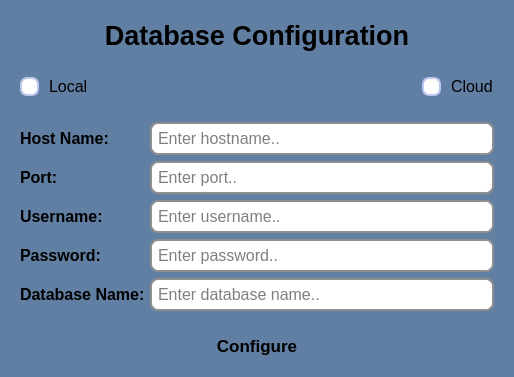
This is databasesetupdialog.ui in Nicholauswarobi/Business-Keeper-Software as Qt 5 draws it before an edit. The edited form follows.
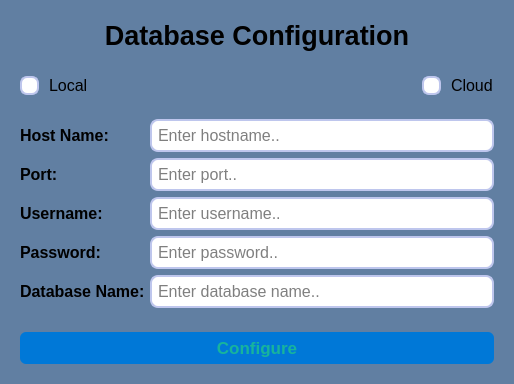
This is the edited form.

Diff of the .ui file:
```diff
--- a/databasesetupdialog.ui
+++ b/databasesetupdialog.ui
@@ -57,7 +57,7 @@
 
 
 QLineEdit {
-    border: 2px solid #8f8f91;
+    border: 2px solid #BEC6ED;
     border-radius: 8px;
     padding: 4px;
     background: #ffffff;
@@ -70,11 +70,26 @@
     background: #e6f2ff;
 }
 
-QLineEdit:disabled {
-    background: #f0f0f0;
-    color: #a0a0a0;
-    border: 2px solid #dcdcdc;
+
+
+
+QPushButton {
+    background-color: #0078d7;
+    color: #17b49c;
+    border: none;
+    border-radius: 6px;
+    padding: 6px 12px;
+
 }
+
+QPushButton:hover {
+    background-color: #005a9e;
+}
+
+QPushButton:pressed {
+    background-color: #003e73;
+}
+
 </string>
   </property>
   <layout class="QVBoxLayout" name="verticalLayout">
```
Left out of the diff: 3 changed lines with no effect on the pictures.
